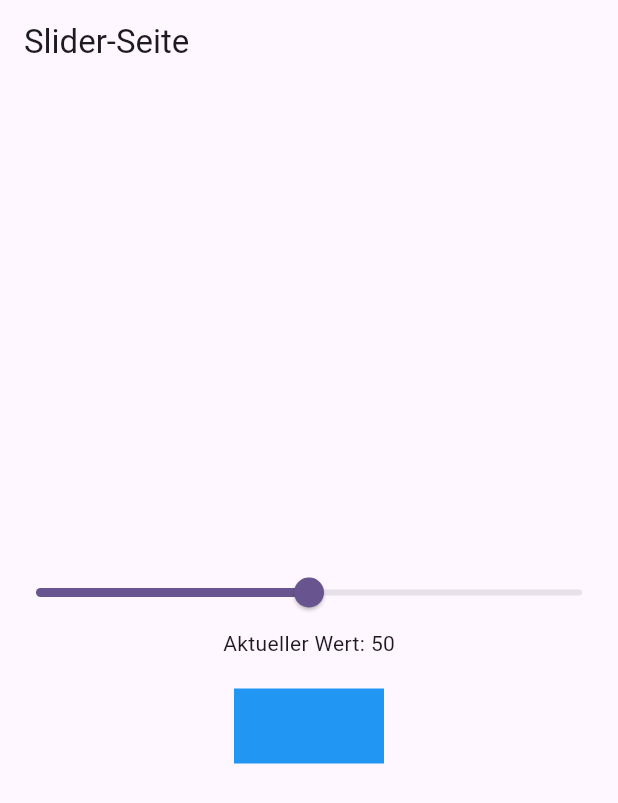
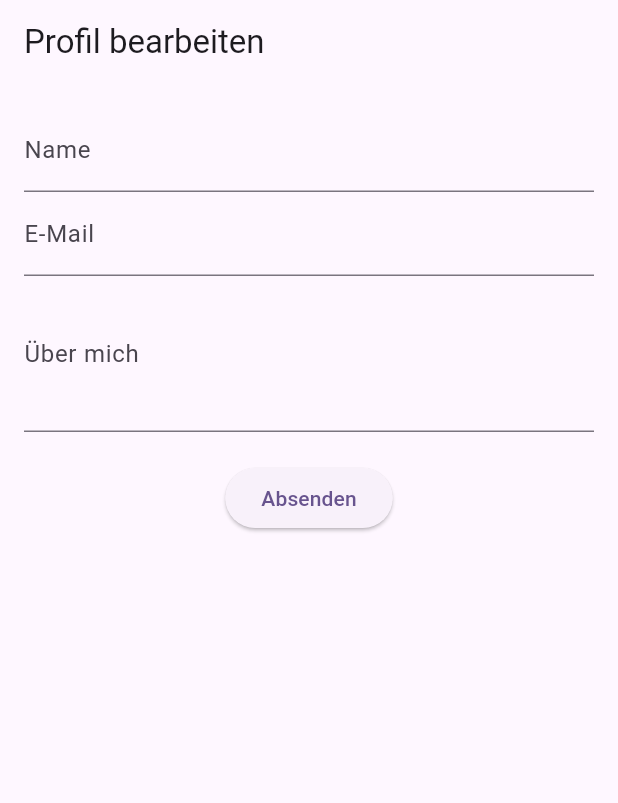
Before and after one commit to DerDaumen1/portfolio_5441141, a Flutter app: the screen it shows after launch, on a phone screen of 412 x 824 dp. Shown: the top 803 px of the screen. Run offline on Flutter 3.47's test engine with Material 3 defaults, Android fonts, the phone set to English and light mode, and no system bars.

Commit message:
Profilformular hinzugefügt

```diff
--- a/lib/main.dart
+++ b/lib/main.dart
@@ -1,6 +1,7 @@
 import 'package:flutter/material.dart';
 import 'pages/home_page.dart'; // Importiere deine neue Seite
 import 'package:portfolio_5441141/pages/slider_page.dart';
+import 'package:portfolio_5441141/pages/profile_form_page.dart';
 
 
 void main() {
@@ -17,7 +18,8 @@ class MyApp extends StatelessWidget {
       theme: ThemeData(
         colorScheme: ColorScheme.fromSeed(seedColor: Colors.deepPurple),
       ),
-      home: const SliderPage(), // Nutze die neue Startseite
+      home: const ProfileFormPage(),
+ // Nutze die neue Startseite
     );
   }
 }
--- /dev/null
+++ b/lib/pages/profile_form_page.dart
@@ -0,0 +1,78 @@
+import 'package:flutter/material.dart';
+
+class ProfileFormPage extends StatefulWidget {
+  const ProfileFormPage({super.key});
+
+  @override
+  State<ProfileFormPage> createState() => _ProfileFormPageState();
+}
+
+class _ProfileFormPageState extends State<ProfileFormPage> {
+  final _formKey = GlobalKey<FormState>();
+  String name = '';
+  String email = '';
+  String about = '';
+
+  void _submitForm() {
+    if (_formKey.currentState!.validate()) {
+      _formKey.currentState!.save();
+      showDialog(
+        context: context,
+        builder: (context) => AlertDialog(
+          title: const Text("Eingaben"),
+          content: Text("Name: $name\nE-Mail: $email\nÜber mich: $about"),
+          actions: [
+            TextButton(
+              onPressed: () => Navigator.pop(context),
+              child: const Text("OK"),
+            )
+          ],
+        ),
+      );
+    }
+  }
+
+  @override
+  Widget build(BuildContext context) {
+    return Scaffold(
+      appBar: AppBar(title: const Text("Profil bearbeiten")),
+      body: Padding(
+        padding: const EdgeInsets.all(16.0),
+        child: Form(
+          key: _formKey,
+          child: Column(
+            children: [
+              TextFormField(
+                decoration: const InputDecoration(labelText: "Name"),
+                onSaved: (value) => name = value ?? '',
+              ),
+              TextFormField(
+                decoration: const InputDecoration(labelText: "E-Mail"),
+                keyboardType: TextInputType.emailAddress,
+                validator: (value) {
+                  if (value == null ||
+                      !RegExp(r'^[\w-\.]+@([\w-]+\.)+[\w-]{2,4}$')
+                          .hasMatch(value)) {
+                    return "Bitte gültige E-Mail eingeben";
+                  }
+                  return null;
+                },
+                onSaved: (value) => email = value ?? '',
+              ),
+              TextFormField(
+                decoration: const InputDecoration(labelText: "Über mich"),
+                maxLines: 3,
+                onSaved: (value) => about = value ?? '',
+              ),
+              const SizedBox(height: 20),
+              ElevatedButton(
+                onPressed: _submitForm,
+                child: const Text("Absenden"),
+              ),
+            ],
+          ),
+        ),
+      ),
+    );
+  }
+}
```
